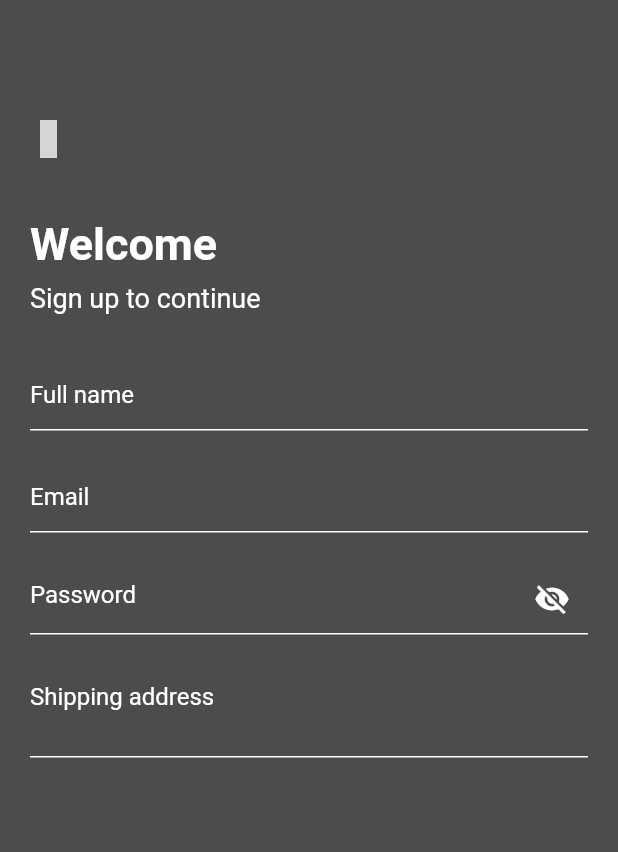
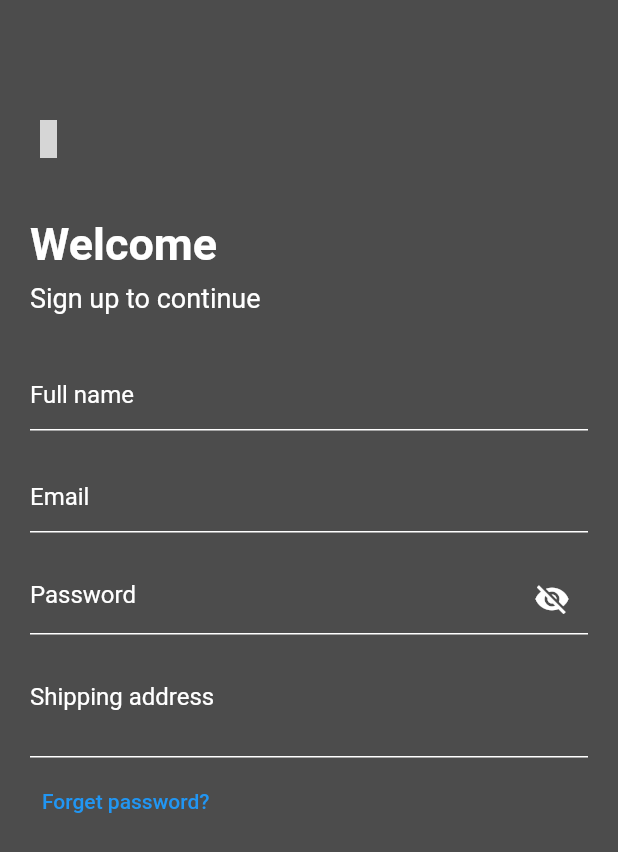
Before and after one commit to Devsaci/grocery_app_hadi_v2, a Flutter app: the RegisterScreen screen opened by its route, on a phone screen of 412 x 824 dp. Shown: the top 852 px of the screen. Run offline on Flutter 3.47's test engine with Material 2 defaults, Android fonts, the phone set to English and light mode, and no system bars; drawn by our look-alikes of card_swiper; our stand-ins replace fancy_shimmer_image, flutter_iconly, shared_preferences; accounts and stored records are empty; grey boxes are pictures that could not be loaded.

Commit message:
TextButton  Forget password?

```diff
--- a/lib/screens/auth/register.dart
+++ b/lib/screens/auth/register.dart
@@ -240,6 +240,14 @@ class _RegisterScreenState extends State<RegisterScreen> {
                       ],
                     ),
                   ),
+                  const SizedBox(height: 5.0),
+                  // 'Forget password?'
+                  TextButton(
+                    onPressed: () {},
+                    child: const Text(
+                      "Forget password?",
+                    ),
+                  ),
                 ],
               ),
             ),
```
